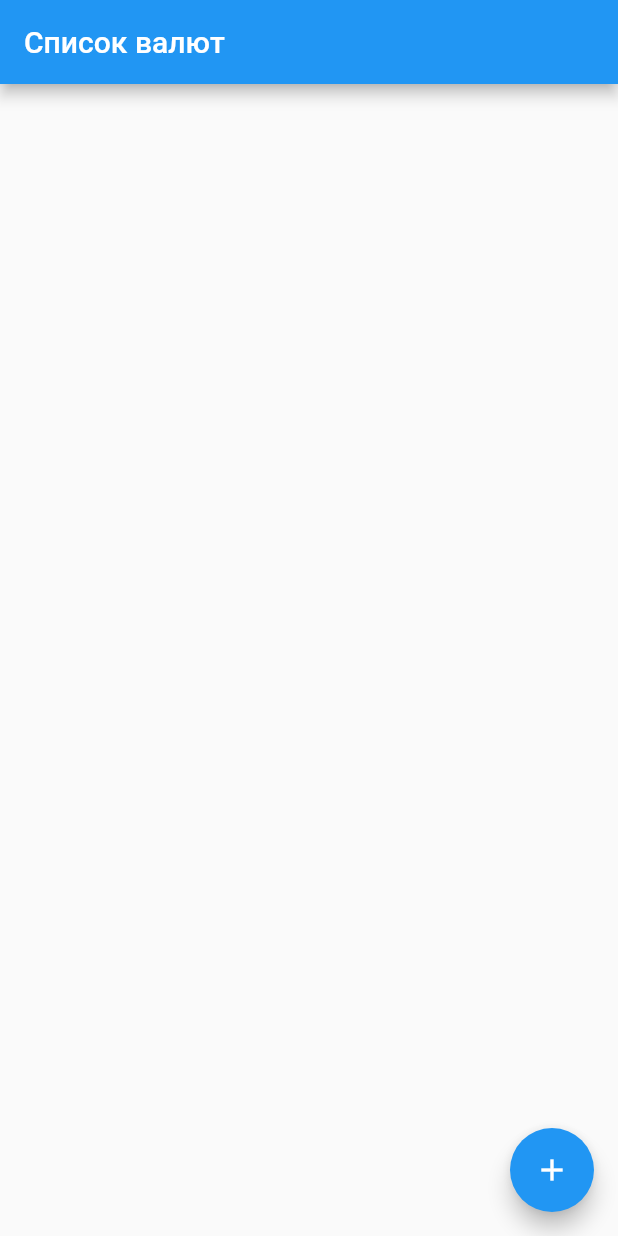
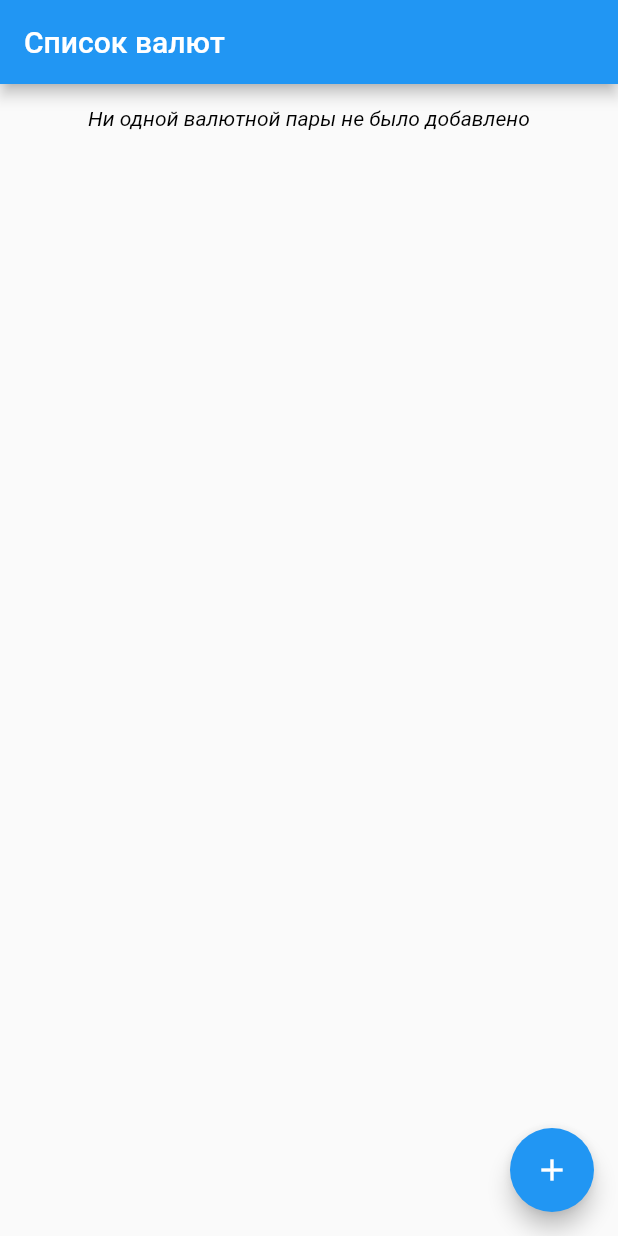
Before and after one commit to DeSharky/example, a Flutter app: the screen it shows after launch, on a phone screen of 412 x 824 dp. Run offline on Flutter 3.47's test engine with Material 2 defaults, Android fonts, the phone set to English and light mode, and no system bars; our stand-ins replace dio, flutter_slidable, get.

Commit message:
intermediate commit: ~80% complete

```diff
--- a/lib/home/home_screen.dart
+++ /dev/null
@@ -1,35 +0,0 @@
-import 'package:currencies/home/widgets/list_item.dart';
-import 'package:flutter/material.dart';
-import 'package:get/get.dart';
-import 'home_controller.dart';
-
-class HomeScreen extends StatelessWidget {
-
-  final controller = Get.put<HomeController>(HomeController());
-
-  HomeScreen({Key? key}) : super(key: key);
-
-  @override
-  Widget build(BuildContext context) {
-    return Scaffold(
-      appBar: AppBar(title: const Text('Список валют')),
-      body: Obx(
-        () => ListView.builder(
-          itemCount: controller.listItems.length,
-          itemBuilder: (BuildContext context, int idx) => ListItem(
-            idx: idx,
-            deleteItem: () => controller.deleteItem(idx),
-            pair: controller.listItems[idx].pair,
-            values: controller.listItems[idx].values,
-          ),
-        ),
-      ),
-      floatingActionButton: FloatingActionButton(
-        onPressed: controller.addItem,
-        tooltip: 'Add currencies',
-        child: const Icon(Icons.add),
-      ),
-    );
-  }
-
-}
--- a/lib/main.dart
+++ b/lib/main.dart
@@ -1,4 +1,4 @@
-import 'package:currencies/home/home_screen.dart';
+import 'package:currencies/screens/home/home_screen.dart';
 import 'package:flutter/material.dart';
 import 'package:get/get.dart';
 
--- /dev/null
+++ b/lib/models/currencies_list.dart
@@ -0,0 +1,6 @@
+class CurrenciesList {
+  final String pair;
+  final String value;
+
+const CurrenciesList({this.pair = '', this.value = ''});
+}
--- /dev/null
+++ b/lib/screens/home/home_screen.dart
@@ -0,0 +1,41 @@
+import 'package:currencies/screens/home/widgets/list_item.dart';
+import 'package:currencies/utils/text_styles.dart';
+import 'package:flutter/material.dart';
+import 'package:get/get.dart';
+import 'home_controller.dart';
+
+class HomeScreen extends StatelessWidget {
+
+  final controller = Get.put<HomeController>(HomeController());
+
+  HomeScreen({Key? key}) : super(key: key);
+
+  @override
+  Widget build(BuildContext context) {
+    return Scaffold(
+      appBar: AppBar(title: const Text('Список валют')),
+      body: Obx(
+        () => ListView.builder(
+          itemCount: controller.listItems.isNotEmpty ? controller.listItems.length : 1,
+          itemBuilder: (BuildContext context, int idx) => controller.listItems.isNotEmpty
+            ? ListItem.home(
+              idx: idx,
+              deleteItem: () => controller.deleteItem(idx),
+              pair: controller.listItems[idx].pair,
+              value: controller.listItems[idx].value,
+            )
+            : Padding(
+                padding: const EdgeInsets.only(top: 15),
+                child: Center(child: Text('Ни одной валютной пары не было добавлено', style: TextStyles.italic)),
+              ),
+        ),
+      ),
+      floatingActionButton: FloatingActionButton(
+        onPressed: controller.addItem,
+        tooltip: 'Добавить валюты',
+        child: const Icon(Icons.add),
+      ),
+    );
+  }
+
+}
--- a/lib/utils/text_styles.dart
+++ b/lib/utils/text_styles.dart
@@ -12,6 +12,8 @@ class TextStyles {
 
   static TextStyle get bold => defaultStyle.copyWith(fontWeight: FontWeight.w500);
 
+  static TextStyle get italic => defaultStyle.copyWith(fontStyle: FontStyle.italic);
+
   static TextStyle get textInputLabel => defaultStyle.copyWith(color: ColorsSet.greyLabel);
 
   static TextStyle get error => defaultStyle.copyWith(color: Colors.red);
```
Also changed, not shown: lib/home/widgets/add_dialog.dart (deleted, +0 -49 lines), lib/home/widgets/list_item.dart (deleted, +0 -50 lines), lib/screens/add_currencies/add_currencies_controller.dart (added, +61 -0 lines), lib/screens/add_currencies/add_currencies_screen.dart (added, +40 -0 lines), lib/screens/home/home_controller.dart (renamed from lib/home/home_controller.dart, +9 -27 lines), lib/screens/home/widgets/list_item.dart (added, +84 -0 lines).
